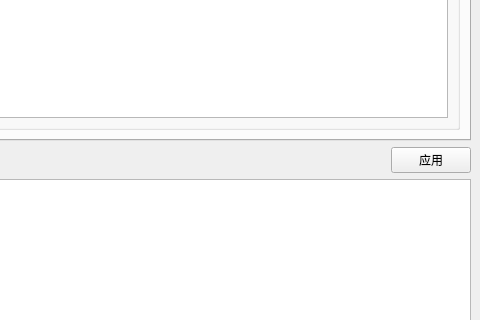
The window that pythonscript/toolWidget/toolMainWindow.ui (zcx01/Achievement) describes before a commit, drawn with Qt 5; both pictures show x 845 to 1325 and y 255 to 575 of the 1325 by 686 pixel window.
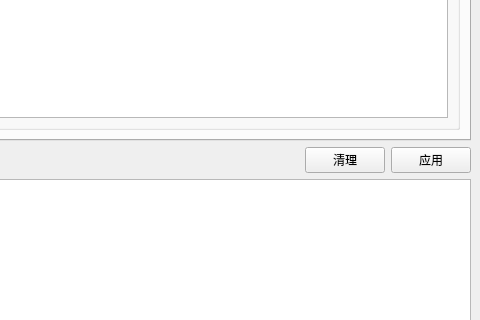
The same window after the commit.

```diff
--- a/pythonscript/toolWidget/toolMainWindow.ui
+++ b/pythonscript/toolWidget/toolMainWindow.ui
@@ -676,6 +676,13 @@
         </property>
        </spacer>
       </item>
+      <item>
+       <widget class="QPushButton" name="clearFileBtn">
+        <property name="text">
+         <string>清理</string>
+        </property>
+       </widget>
+      </item>
       <item>
        <widget class="QPushButton" name="saveBtn">
         <property name="text">
```
